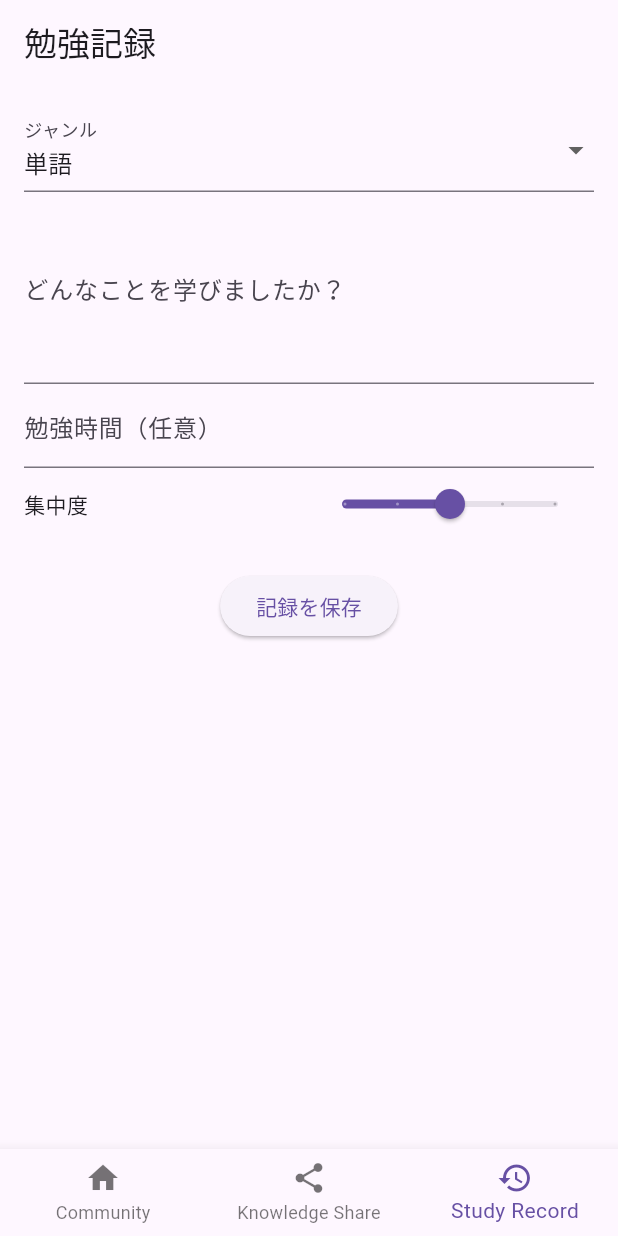
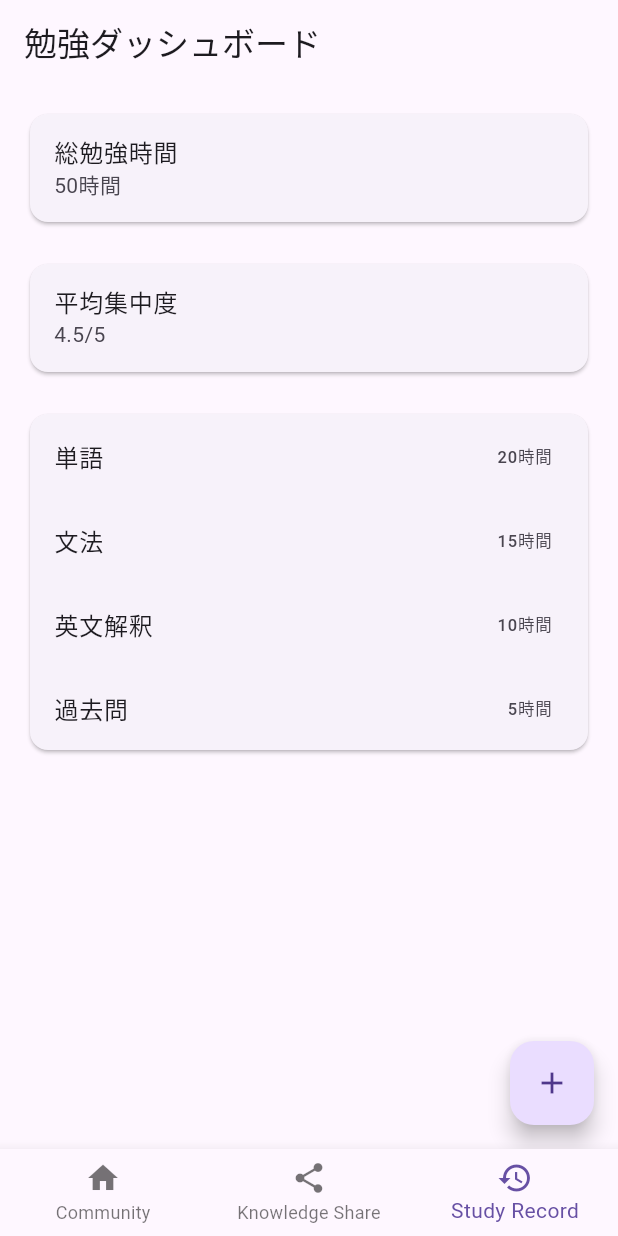
Before and after one commit to Haruki1090/benesse_hackathon_2024_08, a Flutter app: the screen it shows once a user with an empty profile is signed in, item 3 of the bottom bar chosen, on a phone screen of 412 x 824 dp. Run offline on Flutter 3.47's test engine with Material 3 defaults, Android fonts, the phone set to English and light mode, and no system bars; our stand-ins replace cloud_firestore, firebase_auth, firebase_core, flutter_riverpod, freezed_annotation; accounts and stored records are empty.

Commit message:
SutudyRecordの機能実装

```diff
--- a/lib/study_record_page.dart
+++ b/lib/study_record_page.dart
@@ -1,53 +1,114 @@
-// ignore_for_file: library_private_types_in_public_api
-
 import 'package:flutter/material.dart';
 
-class StudyRecordPage extends StatefulWidget {
+class StudyRecordPage extends StatelessWidget {
   const StudyRecordPage({super.key});
-
-  @override
-  _StudyRecordPageState createState() => _StudyRecordPageState();
-}
-
-class _StudyRecordPageState extends State<StudyRecordPage> {
-  final TextEditingController _contentController = TextEditingController();
-  final TextEditingController _timeController = TextEditingController();
-  String _selectedGenre = '単語';
-  int _focusLevel = 3;
 
   @override
   Widget build(BuildContext context) {
     return Scaffold(
       appBar: AppBar(
-        title: const Text('勉強記録'),
+        title: const Text('勉強ダッシュボード'),
       ),
       body: Padding(
         padding: const EdgeInsets.all(16.0),
         child: Column(
           children: [
+            // 総勉強時間の表示
+            _buildTotalStudyTime(),
+            const SizedBox(height: 20),
+            // 集中度の平均の表示
+            _buildAverageFocusLevel(),
+            const SizedBox(height: 20),
+            // ジャンル別の勉強時間
+            _buildStudyTimeByGenre(),
+          ],
+        ),
+      ),
+      floatingActionButton: FloatingActionButton(
+        onPressed: () {
+          _showStudyRecordDialog(context);
+        },
+        child: const Icon(Icons.add),
+      ),
+    );
+  }
+
+  Widget _buildTotalStudyTime() {
+    // Firestoreからデータを取得し、総勉強時間を計算
+    // サンプル表示
+    return const Card(
+      child: ListTile(
+        title: Text('総勉強時間'),
+        subtitle: Text('50時間'),
+      ),
+    );
+  }
+
+  Widget _buildAverageFocusLevel() {
+    // Firestoreからデータを取得し、集中度の平均を計算
+    // サンプル表示
+    return const Card(
+      child: ListTile(
+        title: Text('平均集中度'),
+        subtitle: Text('4.5/5'),
+      ),
+    );
+  }
+
+  Widget _buildStudyTimeByGenre() {
+    // Firestoreからジャンル別の勉強時間を取得
+    // サンプル表示
+    return const Card(
+      child: Column(
+        children: [
+          ListTile(
+            title: Text('単語'),
+            trailing: Text('20時間'),
+          ),
+          ListTile(
+            title: Text('文法'),
+            trailing: Text('15時間'),
+          ),
+          ListTile(
+            title: Text('英文解釈'),
+            trailing: Text('10時間'),
+          ),
+          ListTile(
+            title: Text('過去問'),
+            trailing: Text('5時間'),
+          ),
+        ],
+      ),
+    );
+  }
+
+  void _showStudyRecordDialog(BuildContext context) {
+    // 投稿用のダイアログを表示
+    showDialog(
+      context: context,
+      builder: (context) {
+        return AlertDialog(
+          title: const Text('勉強記録を追加'),
+          content: Column(
+            mainAxisSize: MainAxisSize.min,
+            children: [
               DropdownButtonFormField<String>(
-              value: _selectedGenre,
+                value: '単語',
                 items: ['単語', '文法', '英文解釈', '過去問']
                     .map((genre) => DropdownMenuItem(
                           value: genre,
                           child: Text(genre),
                         ))
                     .toList(),
-              onChanged: (value) {
-                setState(() {
-                  _selectedGenre = value!;
-                });
-              },
+                onChanged: (value) {},
                 decoration: const InputDecoration(labelText: 'ジャンル'),
               ),
-            TextField(
-              controller: _contentController,
-              decoration: const InputDecoration(labelText: 'どんなことを学びましたか？'),
-              maxLines: 4,
+              const TextField(
+                decoration: InputDecoration(labelText: 'どんなことを学びましたか？'),
+                maxLines: 2,
               ),
-            TextField(
-              controller: _timeController,
-              decoration: const InputDecoration(labelText: '勉強時間（任意）'),
+              const TextField(
+                decoration: InputDecoration(labelText: '勉強時間（任意）'),
                 keyboardType: TextInputType.number,
               ),
               Row(
@@ -55,33 +116,34 @@ class _StudyRecordPageState extends State<StudyRecordPage> {
                 children: [
                   const Text('集中度'),
                   Slider(
-                  value: _focusLevel.toDouble(),
+                    value: 3.0,
                     min: 1,
                     max: 5,
                     divisions: 4,
-                  label: '$_focusLevel',
-                  onChanged: (value) {
-                    setState(() {
-                      _focusLevel = value.toInt();
-                    });
-                  },
+                    label: '3',
+                    onChanged: (value) {},
                   ),
                 ],
               ),
-            const SizedBox(height: 20),
-            ElevatedButton(
-              onPressed: () async {
-                await _saveStudyRecord();
+            ],
+          ),
+          actions: [
+            TextButton(
+              onPressed: () {
+                Navigator.pop(context);
               },
-              child: const Text('記録を保存'),
+              child: const Text('キャンセル'),
+            ),
+            TextButton(
+              onPressed: () {
+                // Firestoreにデータを保存
+                Navigator.pop(context);
+              },
+              child: const Text('保存'),
             ),
           ],
-        ),
-      ),
+        );
+      },
     );
   }
-
-  Future<void> _saveStudyRecord() async {
-    // Firestoreに保存し、同時にスタディストリームに反映する処理を実装
 }
-}
```
Lines whose indentation alone changed are shown as unchanged.
